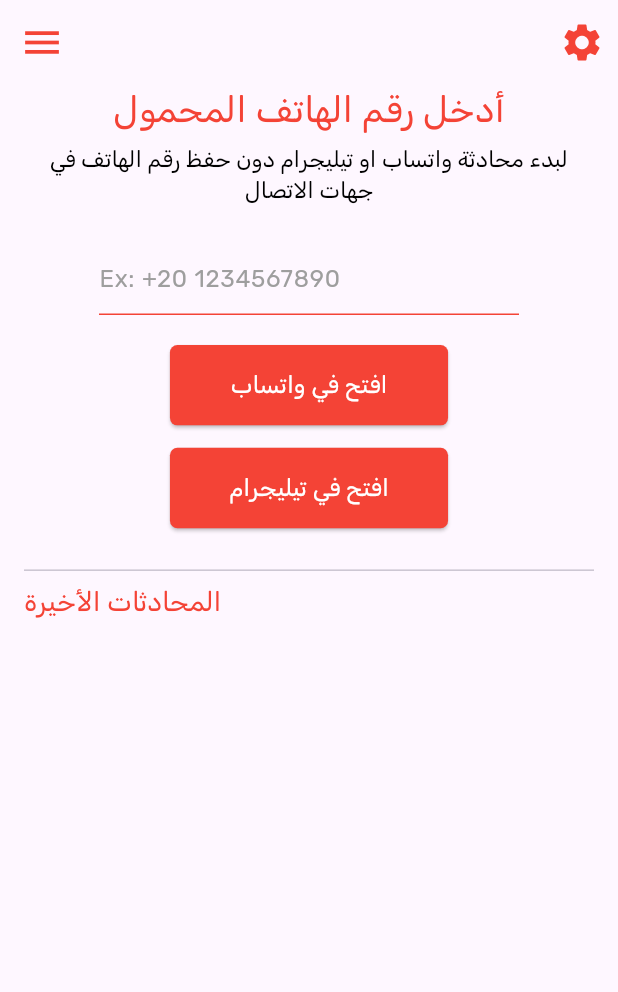
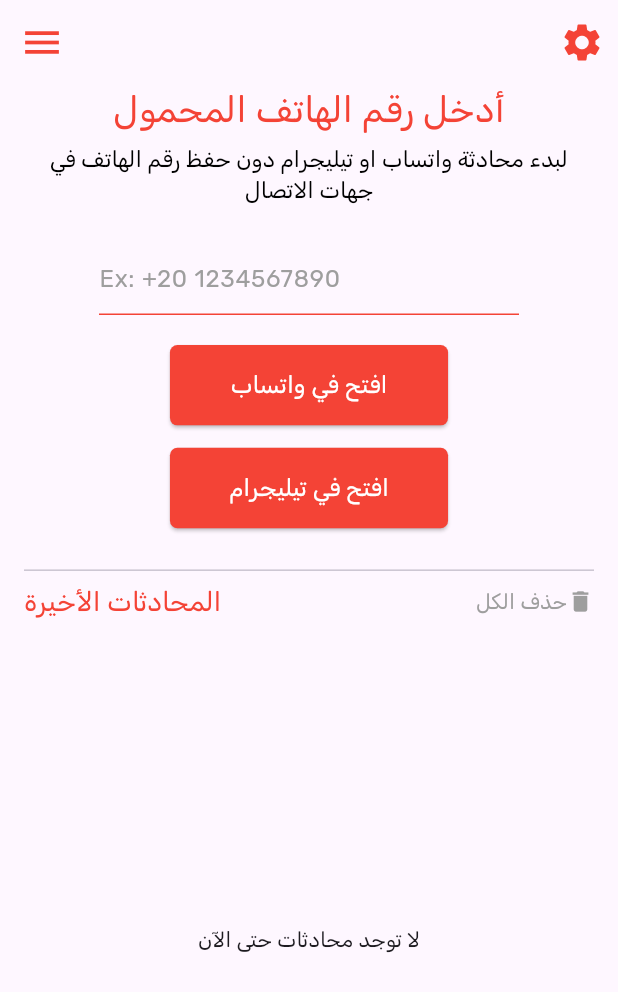
Before and after one commit to aliabdelnaby/one-tap, a Flutter app: the screen it shows after launch, on a phone screen of 412 x 824 dp. Shown: the top 992 px of the screen. Run offline on Flutter 3.47's test engine with Material 3 defaults, Android fonts, the phone set to English and light mode, and no system bars; our stand-ins replace easy_localization, flutter_bloc, fluttertoast, font_awesome_flutter, go_router, hive_flutter; accounts and stored records are empty.

Commit message:
Add Clear All Cotnacts Widget

```diff
--- a/assets/translations/ar.json
+++ b/assets/translations/ar.json
@@ -30,5 +30,9 @@
     "Recent Conversation": "المحادثات الأخيرة",
     "The number must be 11 digits":"يجب أن يكون رقم الهاتف 11 رقما",
     "Please write the country code such as (+20)": "يرجى كتابة رمز الدولة مثل (+20)",
-    "The number must be valid": "يجب أن يكون الرقم صالح"
+    "The number must be valid": "يجب أن يكون الرقم صالح",
+    "No Conversations yet": "لا توجد محادثات حتى الآن",
+    "Clear All": "حذف الكل"
+
+
 }
--- a/assets/translations/en.json
+++ b/assets/translations/en.json
@@ -29,5 +29,7 @@
     "Whatsapp not installed": "Whatsapp not installed",
     "Recent Conversation": "Recent Conversation",
     "Please write the country code such as (+20)": "Please write the country code such as (+20)",
-    "The number must be valid": "The number must be valid"
+    "The number must be valid": "The number must be valid",
+    "No Conversations yet": "No Conversations yet",
+    "Clear All": "Clear All"
 }
--- a/lib/features/home/presentation/widgets/contact_list_view.dart
+++ b/lib/features/home/presentation/widgets/contact_list_view.dart
@@ -1,3 +1,4 @@
+import 'package:easy_localization/easy_localization.dart';
 import 'package:flutter/material.dart';
 import 'package:flutter_bloc/flutter_bloc.dart';
 import '../../../../core/models/contact_model.dart';
@@ -14,7 +15,9 @@ class ContactsListView extends StatelessWidget {
       builder: (context, state) {
         List<ContactModel> contacts =
             BlocProvider.of<HomeCubit>(context).contacts!;
-        return ListView.builder(
+        return contacts.isEmpty
+            ? Center(child: Text("No Conversations yet".tr()))
+            : ListView.builder(
                 itemCount: contacts.length,
                 shrinkWrap: true,
                 itemBuilder: ((context, index) {
--- a/lib/features/home/presentation/widgets/home_view_body.dart
+++ b/lib/features/home/presentation/widgets/home_view_body.dart
@@ -33,9 +33,32 @@ class HomeViewBody extends StatelessWidget {
           ),
           const SizedBox(height: 20),
           const Divider(),
-          Text(
-            "Recent Conversation".tr(),
-            style: CustomTextStyle.signikastyle18,
+          Row(
+            mainAxisAlignment: MainAxisAlignment.spaceBetween,
+            children: [
+              Text(
+                "Recent Conversation".tr(),
+                style: CustomTextStyle.signikastyle18,
+              ),
+              GestureDetector(
+                onTap: () {},
+                child: Row(
+                  children: [
+                    Text(
+                      "Clear All".tr(),
+                      style: TextStyle(
+                        color: AppColors.grey,
+                      ),
+                    ),
+                    Icon(
+                      Icons.delete,
+                      color: AppColors.grey,
+                      size: 18,
+                    ),
+                  ],
+                ),
+              ),
+            ],
           ),
           const SizedBox(height: 15),
           const Expanded(child: ContactsListView()),
```
Lines whose indentation alone changed are shown as unchanged.
